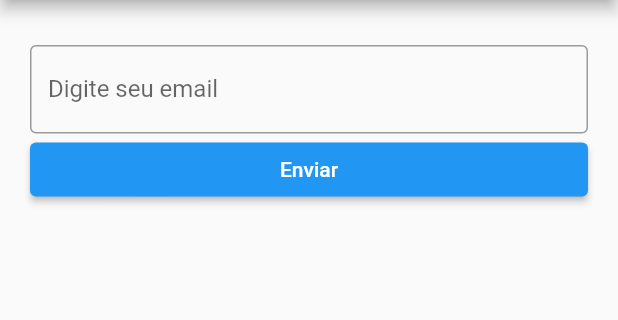
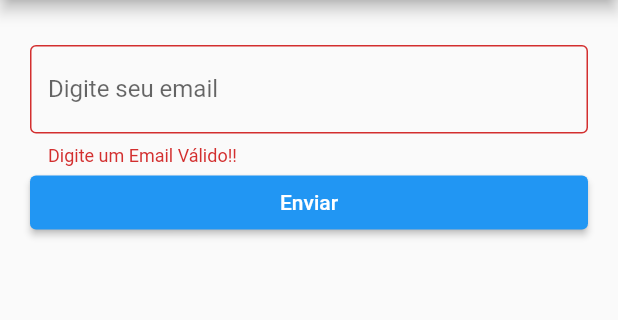
Before and after one commit to EmanuelJuniior/flutter_cadastro, a Flutter app: the screen it shows after launch, after a tap on "Enviar", on a phone screen of 412 x 824 dp, the part 84-404 px from its top. Run offline on Flutter 3.47's test engine with Material 2 defaults, Android fonts, the phone set to English and light mode, and no system bars; missing offline and left inert: dart:ffi.

Commit message:
add.validaçãoEmail2

```diff
--- a/lib/home_page.dart
+++ b/lib/home_page.dart
@@ -37,12 +37,21 @@ class _HomePageState extends State<HomePage> {
                   ),
                   validator: (email) {
                     if (email!.isEmpty) {
-                      return 'Digite um Email';
+                      return 'Digite um Email Válido!!';
+                    }
+                    if (!email.contains('@')) {
+                      return 'Digite um Email Válido!!';
                     }
                     return null;
                   },
                 ),
-                ElevatedButton(onPressed: () {}, child: const Text('Enviar'))
+                ElevatedButton(
+                    onPressed: () {
+                      if (_formKey.currentState!.validate()) {
+                        controllerEmail.text = '';
+                      }
+                    },
+                    child: const Text('Enviar'))
               ],
             )),
       ),
```
